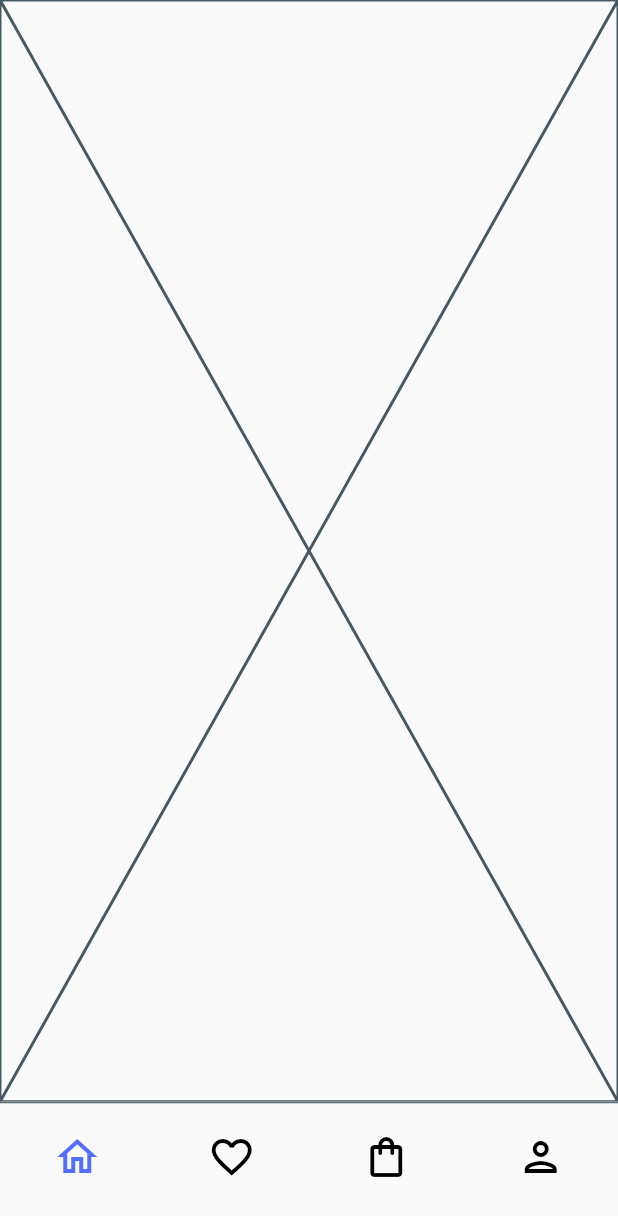
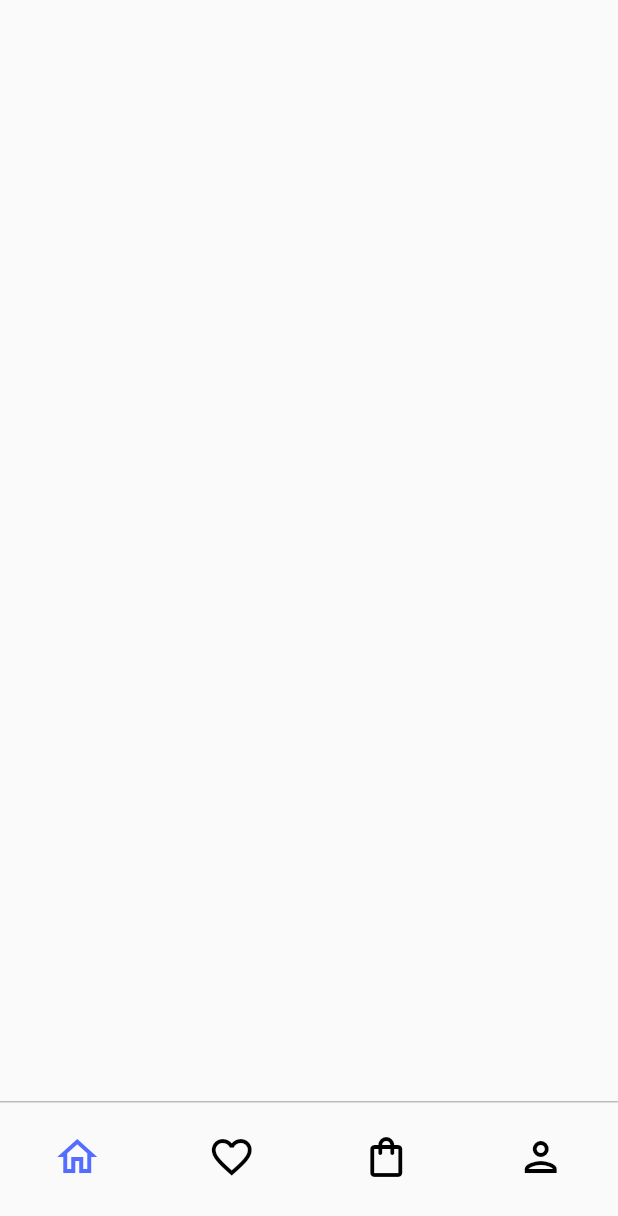
Before and after one commit to JAICHANGPARK/flutter_notebook_17th_story, a Flutter app: the screen it shows after launch, on a phone screen of 412 x 824 dp. Shown: the top 1216 px of the screen. Run offline on Flutter 3.47's test engine with Material 2 defaults, Android fonts, the phone set to English and light mode, and no system bars; our stand-ins replace badges, cached_network_image, fl_chart, flutter_riverpod, freezed_annotation, ionicons and 1 more.

Commit message:
Update furniture_main_page.dart

```diff
--- a/lib/ep1036_furniture_app/src/ui/furniture_main_page.dart
+++ b/lib/ep1036_furniture_app/src/ui/furniture_main_page.dart
@@ -12,8 +12,12 @@ class FurnitureMainPage extends ConsumerWidget {
       body: SafeArea(
         child: Column(
           children: [
-            const Expanded(
-              child: Placeholder(),
+             Expanded(
+              child: Column(
+                children: [
+
+                ],
+              ),
               flex: 20,
             ),
             const Divider(
```
